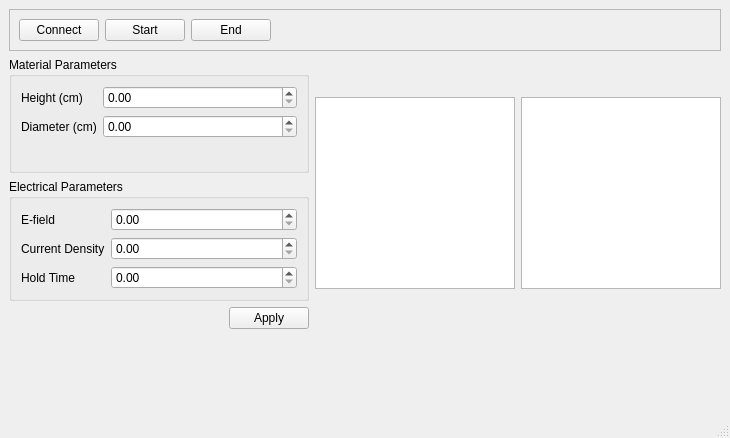
First picture: the form in MainWindow.ui, repository Trefoil-Lab/Flash_v1, before the edit.
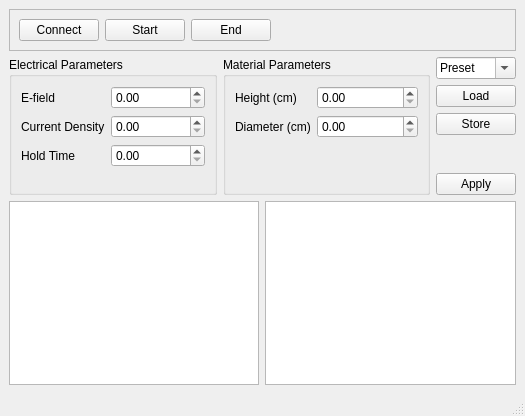
Second picture: the form after the edit.

Commit message: ui updates + preliminary graphs

```diff
--- a/MainWindow.ui
+++ b/MainWindow.ui
@@ -6,8 +6,8 @@
    <rect>
     <x>0</x>
     <y>0</y>
-    <width>727</width>
-    <height>438</height>
+    <width>525</width>
+    <height>416</height>
    </rect>
   </property>
   <property name="sizePolicy">
@@ -28,7 +28,13 @@
    </property>
    <layout class="QVBoxLayout" name="verticalLayout_4">
     <item>
-     <widget class="QFrame" name="frame">
+     <widget class="QFrame" name="ControlBox">
+      <property name="sizePolicy">
+       <sizepolicy hsizetype="Preferred" vsizetype="Maximum">
+        <horstretch>0</horstretch>
+        <verstretch>0</verstretch>
+       </sizepolicy>
+      </property>
       <property name="frameShape">
        <enum>QFrame::Shape::StyledPanel</enum>
       </property>
@@ -74,55 +80,18 @@
      </widget>
     </item>
     <item>
-     <layout class="QHBoxLayout" name="ContentBox">
+     <layout class="QHBoxLayout" name="ParamBox">
       <property name="sizeConstraint">
        <enum>QLayout::SizeConstraint::SetMinimumSize</enum>
       </property>
       <item>
-       <layout class="QVBoxLayout" name="ParamBox">
-        <item>
-         <widget class="QGroupBox" name="MatBox">
-          <property name="sizePolicy">
-           <sizepolicy hsizetype="MinimumExpanding" vsizetype="Minimum">
-            <horstretch>0</horstretch>
-            <verstretch>0</verstretch>
-           </sizepolicy>
-          </property>
-          <property name="minimumSize">
-           <size>
-            <width>300</width>
-            <height>100</height>
-           </size>
-          </property>
-          <property name="title">
-           <string>Material Parameters</string>
-          </property>
-          <layout class="QFormLayout" name="formLayout_3">
-           <item row="0" column="0">
-            <widget class="QLabel" name="heightCmLabel">
-             <property name="text">
-              <string>Height (cm)</string>
-             </property>
-            </widget>
-           </item>
-           <item row="0" column="1">
-            <widget class="QDoubleSpinBox" name="heightCmDoubleSpinBox"/>
-           </item>
-           <item row="1" column="0">
-            <widget class="QLabel" name="diameterCmLabel">
-             <property name="text">
-              <string>Diameter (cm)</string>
-             </property>
-            </widget>
-           </item>
-           <item row="1" column="1">
-            <widget class="QDoubleSpinBox" name="diameterCmDoubleSpinBox"/>
-           </item>
-          </layout>
-         </widget>
-        </item>
-        <item>
          <widget class="QGroupBox" name="ElecBox">
+        <property name="sizePolicy">
+         <sizepolicy hsizetype="MinimumExpanding" vsizetype="Preferred">
+          <horstretch>0</horstretch>
+          <verstretch>0</verstretch>
+         </sizepolicy>
+        </property>
           <property name="title">
            <string>Electrical Parameters</string>
           </property>
@@ -161,25 +130,102 @@
          </widget>
         </item>
         <item>
-         <layout class="QHBoxLayout" name="ApplyBox">
+       <widget class="QGroupBox" name="MatBox">
+        <property name="sizePolicy">
+         <sizepolicy hsizetype="MinimumExpanding" vsizetype="Preferred">
+          <horstretch>0</horstretch>
+          <verstretch>0</verstretch>
+         </sizepolicy>
+        </property>
+        <property name="minimumSize">
+         <size>
+          <width>0</width>
+          <height>0</height>
+         </size>
+        </property>
+        <property name="title">
+         <string>Material Parameters</string>
+        </property>
+        <layout class="QFormLayout" name="formLayout_3">
+         <item row="0" column="0">
+          <widget class="QLabel" name="heightCmLabel">
+           <property name="text">
+            <string>Height (cm)</string>
+           </property>
+          </widget>
+         </item>
+         <item row="0" column="1">
+          <widget class="QDoubleSpinBox" name="heightCmDoubleSpinBox"/>
+         </item>
+         <item row="1" column="0">
+          <widget class="QLabel" name="diameterCmLabel">
+           <property name="text">
+            <string>Diameter (cm)</string>
+           </property>
+          </widget>
+         </item>
+         <item row="1" column="1">
+          <widget class="QDoubleSpinBox" name="diameterCmDoubleSpinBox"/>
+         </item>
+        </layout>
+       </widget>
+      </item>
+      <item>
+       <layout class="QVBoxLayout" name="applyBox">
           <property name="sizeConstraint">
            <enum>QLayout::SizeConstraint::SetMaximumSize</enum>
           </property>
           <item>
-           <spacer name="horizontalSpacer">
+         <widget class="QComboBox" name="comboBox">
+          <property name="editable">
+           <bool>true</bool>
+          </property>
+          <property name="currentText">
+           <string>Preset</string>
+          </property>
+          <property name="placeholderText">
+           <string>Preset</string>
+          </property>
+         </widget>
+        </item>
+        <item>
+         <widget class="QPushButton" name="pushButton_2">
+          <property name="text">
+           <string>Load</string>
+          </property>
+         </widget>
+        </item>
+        <item>
+         <widget class="QPushButton" name="pushButton_3">
+          <property name="text">
+           <string>Store</string>
+          </property>
+         </widget>
+        </item>
+        <item>
+         <spacer name="verticalSpacer">
             <property name="orientation">
-             <enum>Qt::Orientation::Horizontal</enum>
+           <enum>Qt::Orientation::Vertical</enum>
+          </property>
+          <property name="sizeType">
+           <enum>QSizePolicy::Policy::Expanding</enum>
             </property>
             <property name="sizeHint" stdset="0">
              <size>
-              <width>40</width>
-              <height>20</height>
+            <width>20</width>
+            <height>40</height>
              </size>
             </property>
            </spacer>
           </item>
           <item>
            <widget class="QPushButton" name="pushButton">
+          <property name="sizePolicy">
+           <sizepolicy hsizetype="Preferred" vsizetype="Fixed">
+            <horstretch>0</horstretch>
+            <verstretch>0</verstretch>
+           </sizepolicy>
+          </property>
             <property name="text">
              <string>Apply</string>
             </property>
@@ -190,111 +236,40 @@
        </layout>
       </item>
       <item>
-       <layout class="QVBoxLayout" name="GraphBox1">
+     <layout class="QHBoxLayout" name="GraphBox">
         <item>
-         <spacer name="verticalSpacer">
-          <property name="orientation">
-           <enum>Qt::Orientation::Vertical</enum>
-          </property>
-          <property name="sizeHint" stdset="0">
-           <size>
-            <width>20</width>
-            <height>40</height>
-           </size>
-          </property>
-         </spacer>
-        </item>
-        <item>
-         <widget class="QGraphicsView" name="graphicsView">
+       <widget class="QGraphicsView" name="graphPlaceholder1">
           <property name="sizePolicy">
-           <sizepolicy hsizetype="MinimumExpanding" vsizetype="Expanding">
+         <sizepolicy hsizetype="Preferred" vsizetype="Preferred">
             <horstretch>0</horstretch>
             <verstretch>0</verstretch>
            </sizepolicy>
           </property>
           <property name="minimumSize">
            <size>
-            <width>200</width>
-            <height>100</height>
+          <width>0</width>
+          <height>150</height>
            </size>
           </property>
          </widget>
         </item>
         <item>
-         <spacer name="verticalSpacer_2">
-          <property name="orientation">
-           <enum>Qt::Orientation::Vertical</enum>
-          </property>
-          <property name="sizeHint" stdset="0">
-           <size>
-            <width>20</width>
-            <height>40</height>
-           </size>
-          </property>
-         </spacer>
-        </item>
-       </layout>
-      </item>
-      <item>
-       <layout class="QVBoxLayout" name="GraphBox2">
-        <item>
-         <spacer name="verticalSpacer_3">
-          <property name="orientation">
-           <enum>Qt::Orientation::Vertical</enum>
-          </property>
-          <property name="sizeHint" stdset="0">
-           <size>
-            <width>20</width>
-            <height>40</height>
-           </size>
-          </property>
-         </spacer>
-        </item>
-        <item>
-         <widget class="QGraphicsView" name="graphicsView_2">
+       <widget class="QGraphicsView" name="graphPlaceholder2">
           <property name="sizePolicy">
-           <sizepolicy hsizetype="MinimumExpanding" vsizetype="Expanding">
+         <sizepolicy hsizetype="Preferred" vsizetype="Preferred">
             <horstretch>0</horstretch>
             <verstretch>0</verstretch>
            </sizepolicy>
           </property>
           <property name="minimumSize">
            <size>
-            <width>200</width>
-            <height>100</height>
+          <width>0</width>
+          <height>150</height>
            </size>
           </property>
          </widget>
         </item>
-        <item>
-         <spacer name="verticalSpacer_4">
-          <property name="orientation">
-           <enum>Qt::Orientation::Vertical</enum>
-          </property>
-          <property name="sizeHint" stdset="0">
-           <size>
-            <width>20</width>
-            <height>40</height>
-           </size>
-          </property>
-         </spacer>
-        </item>
-       </layout>
-      </item>
-     </layout>
-    </item>
-    <item>
-     <spacer name="verticalSpacer_5">
-      <property name="orientation">
-       <enum>Qt::Orientation::Vertical</enum>
-      </property>
-      <property name="sizeHint" stdset="0">
-       <size>
-        <width>20</width>
-        <height>40</height>
-       </size>
-      </property>
-     </spacer>
+     </layout>
     </item>
    </layout>
   </widget>
```
Left out of the diff: 4 changed lines with no effect on the pictures. Lines whose indentation alone changed are shown as unchanged. The commit also changes 4 other files.
